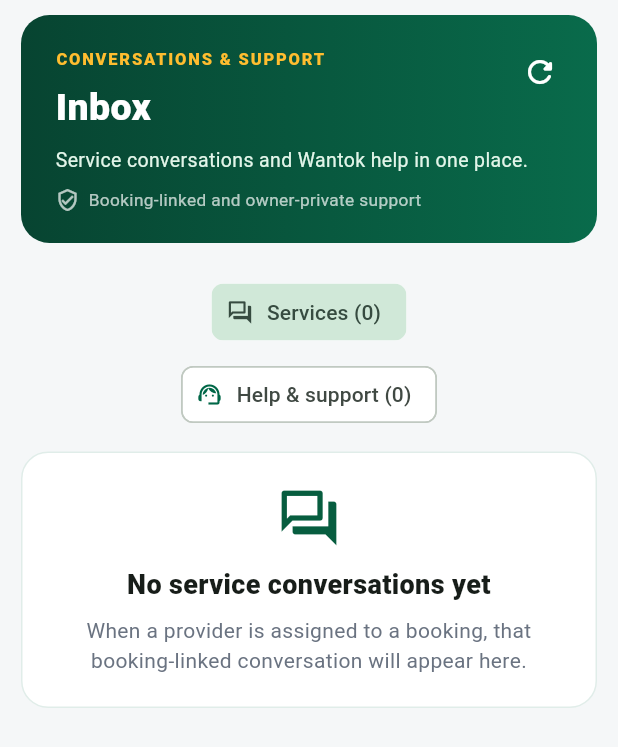
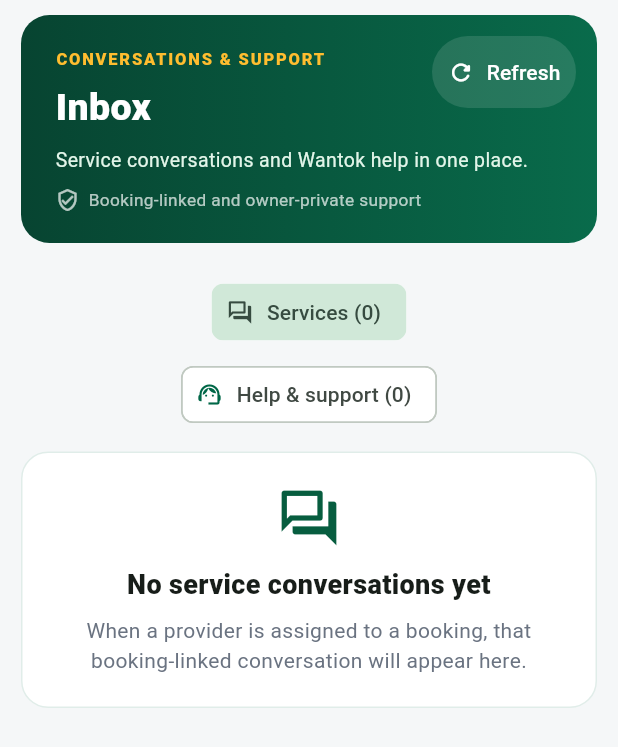
Before and after one commit to mpokana/wantok-service, a Flutter app: the MessagesPage widget shown alone on an empty page, opened directly, on a phone screen of 412 x 824 dp. Shown: the top 747 px of the screen. Run offline on Flutter 3.47's test engine with Material 3 defaults, Android fonts, the phone set to English and light mode, and no system bars; our stand-ins replace country_picker, flutter_map, flutter_riverpod, geolocator, image_picker, latlong2 and 1 more; accounts and stored records are empty.

Commit message:
feat(cx1): make Saved Inbox Track refresh controls clearly labelled

```diff
--- a/apps/wantok_app/lib/src/home/activity_page.dart
+++ b/apps/wantok_app/lib/src/home/activity_page.dart
@@ -985,10 +985,20 @@ class _TrackRefreshHeader extends StatelessWidget {
       Positioned(
         top: 14,
         right: 14,
-        child: IconButton(
-          tooltip: 'Refresh activity',
-          onPressed: enabled ? onRefresh : null,
-          icon: const Icon(Icons.refresh_rounded, color: Colors.white),
+        child: Tooltip(
+          message: 'Refresh activity',
+          child: TextButton.icon(
+            key: const ValueKey('cx1-track-refresh'),
+            onPressed: enabled ? onRefresh : null,
+            icon: const Icon(Icons.refresh_rounded, size: 18),
+            label: const Text('Refresh'),
+            style: TextButton.styleFrom(
+              foregroundColor: Colors.white,
+              backgroundColor: Colors.white.withValues(alpha: .12),
+              minimumSize: const Size(96, 48),
+              padding: const EdgeInsets.symmetric(horizontal: 9),
+            ),
+          ),
         ),
       ),
     ],
--- a/apps/wantok_app/lib/src/home/client_account_tools.dart
+++ b/apps/wantok_app/lib/src/home/client_account_tools.dart
@@ -344,10 +344,18 @@ class _SavedItemsPageState extends State<SavedItemsPage> {
       appBar: AppBar(
         title: const Text('Saved'),
         actions: [
-          IconButton(
-            tooltip: 'Refresh saved items',
-            onPressed: _refreshing || _busyId != null ? null : _refresh,
-            icon: const Icon(Icons.refresh_rounded),
+          Tooltip(
+            message: 'Refresh saved items',
+            child: TextButton.icon(
+              key: const ValueKey('cx1-saved-refresh'),
+              onPressed: _refreshing || _busyId != null ? null : _refresh,
+              icon: const Icon(Icons.refresh_rounded, size: 19),
+              label: const Text('Refresh'),
+              style: TextButton.styleFrom(
+                minimumSize: const Size(96, 48),
+                padding: const EdgeInsets.symmetric(horizontal: 9),
+              ),
+            ),
           ),
         ],
       ),
--- a/apps/wantok_app/lib/src/home/messages_page.dart
+++ b/apps/wantok_app/lib/src/home/messages_page.dart
@@ -234,12 +234,19 @@ class _MessagesPageState extends State<MessagesPage> {
                   Positioned(
                     top: 14,
                     right: 14,
-                    child: IconButton(
-                      tooltip: 'Refresh Inbox',
-                      onPressed: _reloading ? null : _reload,
-                      icon: const Icon(
-                        Icons.refresh_rounded,
-                        color: Colors.white,
+                    child: Tooltip(
+                      message: 'Refresh Inbox',
+                      child: TextButton.icon(
+                        key: const ValueKey('cx1-inbox-refresh'),
+                        onPressed: _reloading ? null : _reload,
+                        icon: const Icon(Icons.refresh_rounded, size: 18),
+                        label: const Text('Refresh'),
+                        style: TextButton.styleFrom(
+                          foregroundColor: Colors.white,
+                          backgroundColor: Colors.white.withValues(alpha: .12),
+                          minimumSize: const Size(96, 48),
+                          padding: const EdgeInsets.symmetric(horizontal: 9),
+                        ),
                       ),
                     ),
                   ),
```
Also changed, not shown: 7 other files.
